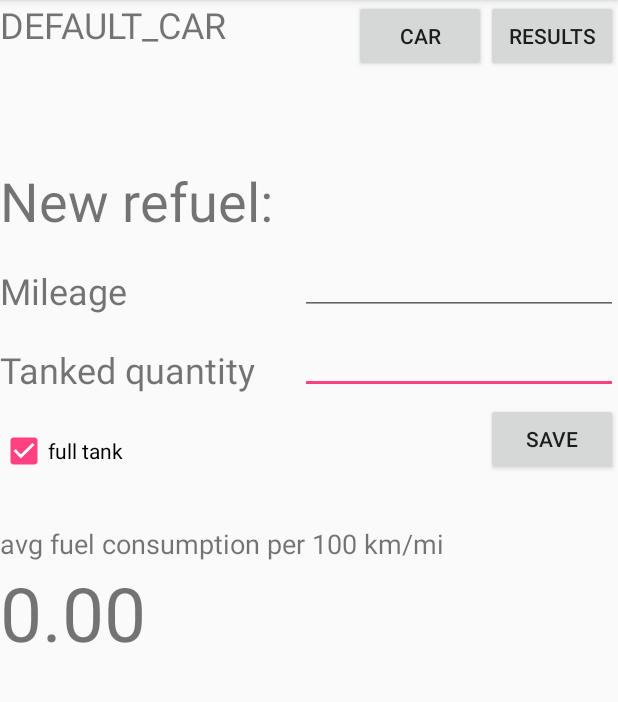
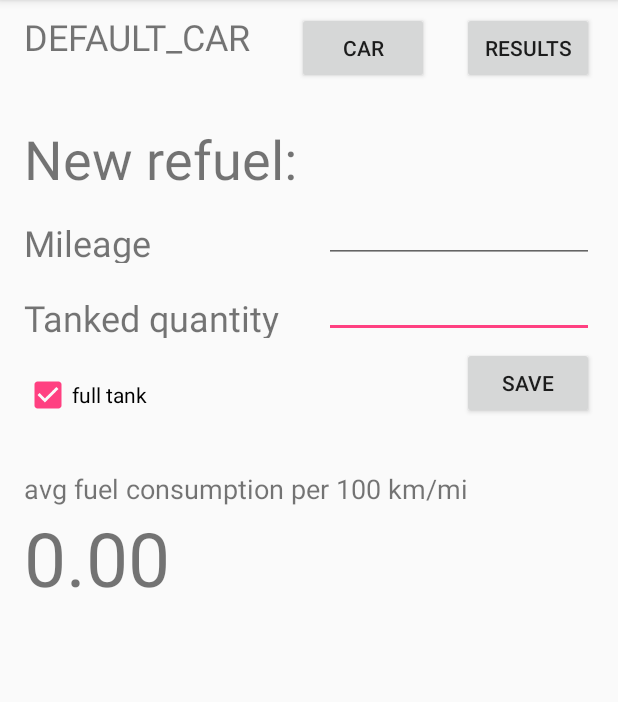
Before and after one commit to maroo2x/FuelCalc_new, an Android app: the screen it shows after launch (FuelCalcActivity), on a phone screen of 412 x 824 dp, the part 84-786 px from its top. Run offline under Robolectric (Android 15) with nearby library versions, the phone set to English and light mode, and no system bars.

Commit message:
git push -u origin master

```diff
--- a/app/src/main/res/layout/activity_choose.xml
+++ b/app/src/main/res/layout/activity_choose.xml
@@ -1,9 +1,12 @@
 <?xml version="1.0" encoding="utf-8"?>
-<RelativeLayout xmlns:android="http://schemas.android.com/apk/res/android"
+<RelativeLayout
+    xmlns:android="http://schemas.android.com/apk/res/android"
     xmlns:tools="http://schemas.android.com/tools"
     android:id="@+id/activity_choose"
     android:layout_width="match_parent"
     android:layout_height="match_parent"
+    android:paddingLeft="16dp"
+    android:paddingRight="16dp"
     tools:context="higheye.fuelcalculator.ChooseActivity">
 
     <ListView
--- a/app/src/main/res/layout/activity_fuel_calc.xml
+++ b/app/src/main/res/layout/activity_fuel_calc.xml
@@ -1,14 +1,23 @@
 <?xml version="1.0" encoding="utf-8"?>
-<android.support.design.widget.CoordinatorLayout xmlns:android="http://schemas.android.com/apk/res/android"
+<RelativeLayout
+    xmlns:android="http://schemas.android.com/apk/res/android"
     xmlns:app="http://schemas.android.com/apk/res-auto"
     xmlns:tools="http://schemas.android.com/tools"
     android:layout_width="match_parent"
-    android:layout_height="wrap_content"
+    android:layout_height="match_parent"
+
     tools:context="higheye.fuelcalculator.FuelCalcActivity">
+
+    <include
+        android:id="@+id/include"
+        layout="@layout/content_fuel_calc" />
 
     <android.support.design.widget.AppBarLayout
         android:layout_width="match_parent"
         android:layout_height="wrap_content"
+        android:layout_alignParentLeft="true"
+        android:layout_alignParentStart="true"
+        android:layout_alignParentTop="true"
         android:theme="@style/AppTheme.AppBarOverlay">
 
         <android.support.v7.widget.Toolbar
@@ -24,8 +33,4 @@
 
     </android.support.design.widget.AppBarLayout>
 
-    <include
-        android:id="@+id/include"
-        layout="@layout/content_fuel_calc" />
-
-</android.support.design.widget.CoordinatorLayout>
+</RelativeLayout>
--- a/app/src/main/res/layout/cars_custom_row.xml
+++ b/app/src/main/res/layout/cars_custom_row.xml
@@ -1,29 +1,32 @@
 <?xml version="1.0" encoding="utf-8"?>
 <LinearLayout xmlns:android="http://schemas.android.com/apk/res/android"
     xmlns:tools="http://schemas.android.com/tools"
-    android:orientation="horizontal" android:layout_width="match_parent"
+    android:id="@+id/car_listView"
+    android:layout_width="match_parent"
     android:layout_height="match_parent"
-    android:id="@+id/car_listView">
+    android:orientation="horizontal">
 
     <TextView
+        android:id="@+id/car_rowResult1"
+        android:layout_width="0dp"
+        android:layout_height="wrap_content"
+        android:layout_weight="0.75"
         android:text="@string/var"
-        android:layout_width="wrap_content"
-        android:layout_height="50dp"
-        android:layout_weight="0.20"
-        android:id="@+id/car_rowResult1" />
+        android:textSize="20sp" />
 
     <TextView
+        android:id="@+id/car_rowResult2"
+        android:layout_width="0dp"
+        android:layout_height="wrap_content"
+        android:layout_weight="0.20"
         android:text="@string/var"
+        android:textSize="20sp" />
+
+    <Button
+        android:id="@+id/del_button"
         android:layout_width="wrap_content"
         android:layout_height="wrap_content"
-        android:id="@+id/car_rowResult2"
-        android:layout_weight="0.04"
-        android:textAlignment="textEnd" />
-
-    <Button
-        android:text="@string/delete_button"
-        android:layout_width="wrap_content"
-        android:layout_height="wrap_content"
-        android:id="@+id/del_button" />
+        android:layout_weight="0.05"
+        android:text="@string/delete_button" />
 
 </LinearLayout>
--- a/app/src/main/res/layout/content_fuel_calc.xml
+++ b/app/src/main/res/layout/content_fuel_calc.xml
@@ -1,35 +1,39 @@
 <?xml version="1.0" encoding="utf-8"?>
-<RelativeLayout xmlns:android="http://schemas.android.com/apk/res/android"
+<RelativeLayout
+    xmlns:android="http://schemas.android.com/apk/res/android"
+
     xmlns:app="http://schemas.android.com/apk/res-auto"
     xmlns:tools="http://schemas.android.com/tools"
     android:id="@+id/content_fuel_calc"
     android:layout_width="match_parent"
     android:layout_height="match_parent"
+    android:paddingLeft="16dp"
+    android:paddingRight="16dp"
     app:layout_behavior="@string/appbar_scrolling_view_behavior"
     tools:context="higheye.fuelcalculator.FuelCalcActivity"
     tools:showIn="@layout/activity_fuel_calc">
 
     <TextView
-        android:text="@string/entry_field_fuel"
+        android:id="@+id/textView4"
         android:layout_width="wrap_content"
-        android:layout_height="wrap_content"
-        android:id="@+id/textView4"
-        android:textSize="24sp"
-        android:layout_below="@+id/polePrzebieg"
+        android:layout_height="30dp"
         android:layout_alignParentLeft="true"
         android:layout_alignParentStart="true"
-        android:layout_marginTop="20dp"/>
+        android:layout_below="@+id/polePrzebieg"
+        android:layout_marginTop="20dp"
+        android:text="@string/entry_field_fuel"
+        android:textSize="24sp" />
 
     <TextView
         android:text="@string/srednie_spalanie"
         android:layout_width="match_parent"
         android:layout_height="wrap_content"
         android:id="@+id/textView"
-        android:layout_alignParentBottom="false"
-        android:layout_marginTop="350dp"
+        android:layout_marginTop="34dp"
         android:textSize="18sp"
-        android:layout_alignParentRight="true"
-        android:layout_alignParentEnd="true" />
+        android:layout_below="@+id/checkBox"
+        android:layout_alignParentLeft="true"
+        android:layout_alignParentStart="true" />
 
     <CheckBox
         android:text="@string/do_pelna"
@@ -47,6 +51,7 @@
         android:layout_height="wrap_content"
         android:id="@+id/results"
         android:onClick="showResults"
+        android:layout_marginTop="64dp"
         android:layout_alignParentTop="true"
         android:layout_alignParentRight="true"
         android:layout_alignParentEnd="true" />
@@ -89,10 +94,11 @@
         android:layout_width="wrap_content"
         android:layout_height="wrap_content"
         android:id="@+id/car_button"
-        android:layout_alignParentTop="true"
-        android:layout_toLeftOf="@+id/results"
-        android:layout_toStartOf="@+id/results"
-        android:onClick="chooseCar" />
+        android:onClick="chooseCar"
+        android:layout_alignBottom="@+id/results"
+        android:layout_toRightOf="@+id/textView8"
+        android:layout_toEndOf="@+id/textView8"
+        android:layout_alignTop="@+id/results" />
 
     <TextView
         android:text="@string/var"
@@ -100,43 +106,43 @@
         android:layout_width="match_parent"
         android:textSize="50sp"
         android:elevation="9dp"
+
         android:layout_height="wrap_content"
         android:layout_below="@+id/textView"
         android:layout_alignParentLeft="true"
         android:layout_alignParentStart="true" />
 
     <TextView
+        android:id="@+id/textView3"
+        android:layout_width="wrap_content"
+        android:layout_height="30dp"
+        android:layout_below="@+id/car_button"
+        android:layout_marginTop="89dp"
         android:text="@string/entry_field_km"
+        android:textSize="24sp"
+        android:layout_alignRight="@+id/textView4"
+        android:layout_alignEnd="@+id/textView4"
+        android:layout_alignParentLeft="true"
+        android:layout_alignParentStart="true" />
+
+    <TextView
+        android:id="@+id/textViewCar"
         android:layout_width="wrap_content"
-        android:layout_height="wrap_content"
-        android:id="@+id/textView3"
-        android:textSize="24sp"
-        android:layout_marginTop="129dp"
-        android:layout_below="@+id/car_button"
+        android:layout_height="30dp"
         android:layout_alignParentLeft="true"
         android:layout_alignParentStart="true"
-        android:layout_alignRight="@+id/textView4"
-        android:layout_alignEnd="@+id/textView4" />
-
-    <TextView
+        android:layout_alignTop="@+id/results"
         android:text="@string/var"
-        android:layout_width="wrap_content"
-        android:id="@+id/textViewCar"
-        android:textSize="24sp"
-        android:layout_alignParentLeft="true"
-        android:layout_alignParentStart="true"
-        android:layout_toLeftOf="@+id/car_button"
-        android:layout_toStartOf="@+id/car_button"
-        android:layout_height="70dp" />
+        android:textSize="24sp" />
 
     <TextView
         android:layout_width="wrap_content"
         android:layout_height="wrap_content"
         android:text="@string/new_entry_text"
         android:textSize="36sp"
-        android:layout_below="@+id/textViewCar"
+        android:id="@+id/textView8"
+        android:layout_above="@+id/polePrzebieg"
         android:layout_alignParentLeft="true"
-        android:layout_alignParentStart="true"
-        android:layout_marginTop="39dp" />
+        android:layout_alignParentStart="true" />
 
 </RelativeLayout>
--- a/app/src/main/res/values/strings.xml
+++ b/app/src/main/res/values/strings.xml
@@ -1,7 +1,7 @@
 <resources>
     <string name="app_name">Fuel Calculator</string>
     <string name="action_settings">Settings</string>
-    <string name="var">zmienna</string>
+    <string name="var">var</string>
     <string name="delete_button">delete</string>
     <string name="add_car_button">add</string>
     <string name="srednie_spalanie">avg fuel consumption per 100 km/mi</string>
```
